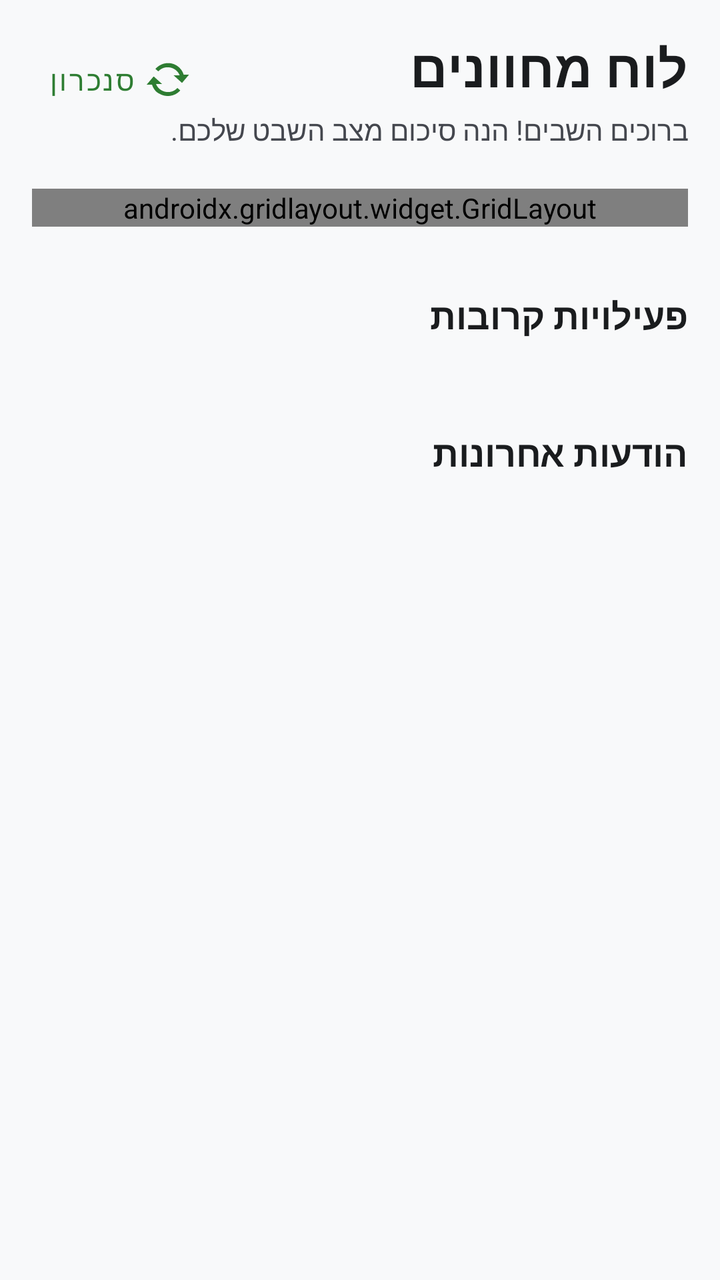
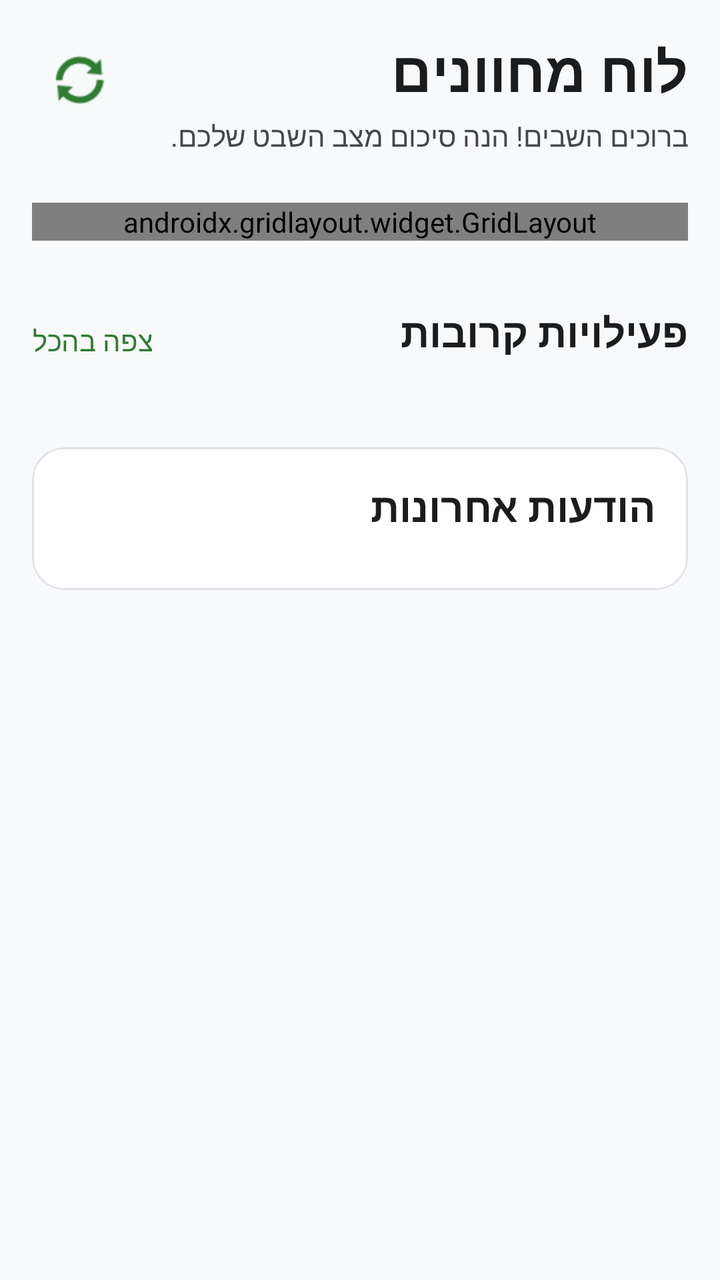

Compare the two renders of this Android layout. The source of the first and the diff that turns it into the second are given below.
<!-- AndroidManifest.xml: application theme Theme.ScoutsCentral -->
<!-- res/layout/fragment_dashboard.xml -->
<?xml version="1.0" encoding="utf-8"?>
<ScrollView xmlns:android="http://schemas.android.com/apk/res/android"
  xmlns:app="http://schemas.android.com/apk/res-auto"
  android:layout_width="match_parent"
  android:layout_height="match_parent"
  android:fillViewport="true"
  android:background="#F8F9FA"
  android:layoutDirection="rtl">

  <androidx.constraintlayout.widget.ConstraintLayout
    android:layout_width="match_parent"
    android:layout_height="wrap_content"
    android:padding="16dp">

    <TextView
      android:id="@+id/dashboard_title"
      android:layout_width="wrap_content"
      android:layout_height="wrap_content"
      android:text="לוח מחוונים"
      android:textSize="26sp"
      android:textStyle="bold"
      android:textColor="#1A1C1E"
      app:layout_constraintTop_toTopOf="parent"
      app:layout_constraintStart_toStartOf="parent" />

    <TextView
      android:id="@+id/dashboard_subtitle"
      android:layout_width="wrap_content"
      android:layout_height="wrap_content"
      android:text="ברוכים השבים! הנה סיכום מצב השבט שלכם."
      android:textColor="#44474E"
      android:textSize="14sp"
      android:layout_marginTop="4dp"
      app:layout_constraintTop_toBottomOf="@id/dashboard_title"
      app:layout_constraintStart_toStartOf="parent" />

    <com.google.android.material.button.MaterialButton
      android:id="@+id/sync_now_button"
      android:layout_width="wrap_content"
      android:layout_height="wrap_content"
      android:text="סנכרון"
      app:icon="@android:drawable/stat_notify_sync"
      style="@style/Widget.MaterialComponents.Button.TextButton"
      app:layout_constraintTop_toTopOf="parent"
      app:layout_constraintEnd_toEndOf="parent" />

    
    <androidx.gridlayout.widget.GridLayout
      android:id="@+id/dashboard_stats"
      android:layout_width="match_parent"
      android:layout_height="wrap_content"
      android:layout_marginTop="20dp"
      app:columnCount="2"
      app:rowCount="2"
      app:useDefaultMargins="true"
      app:layout_constraintTop_toBottomOf="@id/dashboard_subtitle"
      app:layout_constraintStart_toStartOf="parent"
      app:layout_constraintEnd_toEndOf="parent">
      
    </androidx.gridlayout.widget.GridLayout>

    <TextView
      android:id="@+id/section_activities_title"
      android:layout_width="wrap_content"
      android:layout_height="wrap_content"
      android:text="@string/soon_activitys"
      android:textStyle="bold"
      android:textSize="18sp"
      android:textColor="#1A1C1E"
      android:layout_marginTop="32dp"
      app:layout_constraintTop_toBottomOf="@id/dashboard_stats"
      app:layout_constraintStart_toStartOf="parent" />

    <androidx.recyclerview.widget.RecyclerView
      android:id="@+id/upcoming_list"
      android:layout_width="match_parent"
      android:layout_height="wrap_content"
      android:layout_marginTop="12dp"
      android:nestedScrollingEnabled="false"
      app:layout_constraintTop_toBottomOf="@id/section_activities_title"
      app:layout_constraintStart_toStartOf="parent"
      app:layout_constraintEnd_toEndOf="parent" />

    <TextView
      android:id="@+id/section_announcements_title"
      android:layout_width="wrap_content"
      android:layout_height="wrap_content"
      android:text="הודעות אחרונות"
      android:textStyle="bold"
      android:textSize="18sp"
      android:textColor="#1A1C1E"
      android:layout_marginTop="32dp"
      app:layout_constraintTop_toBottomOf="@id/upcoming_list"
      app:layout_constraintStart_toStartOf="parent" />

    <androidx.recyclerview.widget.RecyclerView
      android:id="@+id/announcement_list"
      android:layout_width="match_parent"
      android:layout_height="wrap_content"
      android:layout_marginTop="12dp"
      android:nestedScrollingEnabled="false"
      app:layout_constraintTop_toBottomOf="@id/section_announcements_title"
      app:layout_constraintStart_toStartOf="parent"
      app:layout_constraintEnd_toEndOf="parent"
      android:paddingBottom="24dp" />

  </androidx.constraintlayout.widget.ConstraintLayout>
</ScrollView>
<!-- resources referenced by this layout -->
<resources>
  <string name="soon_activitys">פעילויות קרובות</string>
  <style name="Theme.ScoutsCentral" parent="Theme.MaterialComponents.DayNight.NoActionBar">
      <item name="colorPrimary">@color/primary</item>
      <item name="colorPrimaryVariant">@color/primary_variant</item>
      <item name="colorOnPrimary">@color/on_primary</item>
      <item name="colorSecondary">@color/secondary</item>
      <item name="colorOnSecondary">@color/on_secondary</item>
      <item name="android:statusBarColor">@color/primary_variant</item>
      <item name="android:windowBackground">@color/background</item>
    </style>
  <color name="primary">#2E7D32</color>
  <color name="primary_variant">#1B5E20</color>
  <color name="on_primary">#FFFFFF</color>
  <color name="secondary">#F9A825</color>
  <color name="on_secondary">#1B1B1B</color>
  <color name="background">#F7F5EF</color>
</resources>

<!-- the commit's change to res/layout/fragment_dashboard.xml (unified diff, before → after) -->
@@ -12,12 +12,13 @@
     android:layout_height="wrap_content"
     android:padding="16dp">
 
+    
     <TextView
       android:id="@+id/dashboard_title"
       android:layout_width="wrap_content"
       android:layout_height="wrap_content"
       android:text="לוח מחוונים"
-      android:textSize="26sp"
+      android:textSize="28sp"
       android:textStyle="bold"
       android:textColor="#1A1C1E"
       app:layout_constraintTop_toTopOf="parent"
@@ -36,10 +37,13 @@
 
     <com.google.android.material.button.MaterialButton
       android:id="@+id/sync_now_button"
-      android:layout_width="wrap_content"
-      android:layout_height="wrap_content"
-      android:text="סנכרון"
-      app:icon="@android:drawable/stat_notify_sync"
+      android:layout_width="48dp"
+      android:layout_height="48dp"
+      android:padding="0dp"
+      app:icon="@android:drawable/ic_popup_sync"
+      app:iconGravity="textStart"
+      app:iconPadding="0dp"
+      app:iconTint="@color/primary"
       style="@style/Widget.MaterialComponents.Button.TextButton"
       app:layout_constraintTop_toTopOf="parent"
       app:layout_constraintEnd_toEndOf="parent" />
@@ -49,60 +53,89 @@
       android:id="@+id/dashboard_stats"
       android:layout_width="match_parent"
       android:layout_height="wrap_content"
-      android:layout_marginTop="20dp"
+      android:layout_marginTop="24dp"
       app:columnCount="2"
-      app:rowCount="2"
       app:useDefaultMargins="true"
       app:layout_constraintTop_toBottomOf="@id/dashboard_subtitle"
       app:layout_constraintStart_toStartOf="parent"
-      app:layout_constraintEnd_toEndOf="parent">
-      
-    </androidx.gridlayout.widget.GridLayout>
+      app:layout_constraintEnd_toEndOf="parent" />
 
+    
     <TextView
       android:id="@+id/section_activities_title"
       android:layout_width="wrap_content"
       android:layout_height="wrap_content"
       android:text="@string/soon_activitys"
       android:textStyle="bold"
-      android:textSize="18sp"
+      android:textSize="20sp"
       android:textColor="#1A1C1E"
       android:layout_marginTop="32dp"
       app:layout_constraintTop_toBottomOf="@id/dashboard_stats"
       app:layout_constraintStart_toStartOf="parent" />
 
+    <TextView
+      android:id="@+id/activities_view_all"
+      android:layout_width="wrap_content"
+      android:layout_height="wrap_content"
+      android:text="צפה בהכל"
+      android:textColor="@color/primary"
+      android:textSize="14sp"
+      app:layout_constraintBottom_toBottomOf="@id/section_activities_title"
+      app:layout_constraintEnd_toEndOf="parent" />
+
+    
     <androidx.recyclerview.widget.RecyclerView
       android:id="@+id/upcoming_list"
       android:layout_width="match_parent"
       android:layout_height="wrap_content"
       android:layout_marginTop="12dp"
       android:nestedScrollingEnabled="false"
+      android:clipToPadding="false"
+      android:paddingHorizontal="4dp"
       app:layout_constraintTop_toBottomOf="@id/section_activities_title"
       app:layout_constraintStart_toStartOf="parent"
       app:layout_constraintEnd_toEndOf="parent" />
 
-    <TextView
-      android:id="@+id/section_announcements_title"
-      android:layout_width="wrap_content"
-      android:layout_height="wrap_content"
-      android:text="הודעות אחרונות"
-      android:textStyle="bold"
-      android:textSize="18sp"
-      android:textColor="#1A1C1E"
-      android:layout_marginTop="32dp"
-      app:layout_constraintTop_toBottomOf="@id/upcoming_list"
-      app:layout_constraintStart_toStartOf="parent" />
-
-    <androidx.recyclerview.widget.RecyclerView
-      android:id="@+id/announcement_list"
+    
+    <com.google.android.material.card.MaterialCardView
+      android:id="@+id/announcements_header_card"
       android:layout_width="match_parent"
       android:layout_height="wrap_content"
-      android:layout_marginTop="12dp"
-      android:nestedScrollingEnabled="false"
-      app:layout_constraintTop_toBottomOf="@id/section_announcements_title"
-      app:layout_constraintStart_toStartOf="parent"
-      app:layout_constraintEnd_toEndOf="parent"
-      android:paddingBottom="24dp" />
+      android:layout_marginTop="32dp"
+      app:cardCornerRadius="16dp"
+      app:cardElevation="0dp"
+      app:strokeWidth="1dp"
+      app:strokeColor="#E1E2E9"
+      app:layout_constraintTop_toBottomOf="@id/upcoming_list">
+
+      <LinearLayout
+        android:layout_width="match_parent"
+        android:layout_height="wrap_content"
+        android:orientation="vertical"
+        android:padding="16dp">
+
+        <TextView
+          android:layout_width="wrap_content"
+          android:layout_height="wrap_content"
+          android:text="הודעות אחרונות"
+          android:textStyle="bold"
+          android:textSize="20sp"
+          android:textColor="#1A1C1E" />
+
+        <androidx.recyclerview.widget.RecyclerView
+          android:id="@+id/announcement_list"
+          android:layout_width="match_parent"
+          android:layout_height="wrap_content"
+          android:layout_marginTop="12dp"
+          android:nestedScrollingEnabled="false" />
+
+      </LinearLayout>
+    </com.google.android.material.card.MaterialCardView>
+
+    <View
+      android:layout_width="match_parent"
+      android:layout_height="40dp"
+      app:layout_constraintTop_toBottomOf="@id/announcements_header_card" />
 
   </androidx.constraintlayout.widget.ConstraintLayout>
 </ScrollView>
